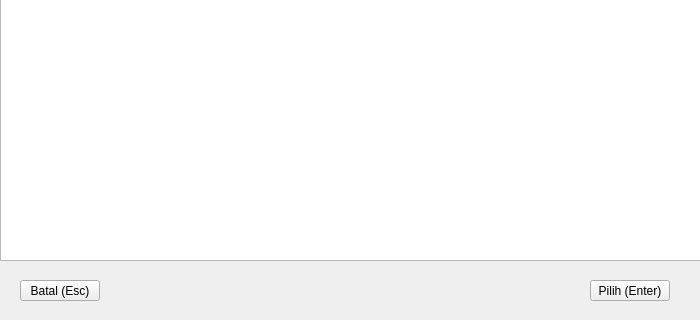
almanalfaruq/alfarpos-desktop, file src/product_dialog.ui: the form before one commit; both pictures show x 0 to 700 and y 180 to 500 of the 700 by 500 pixel window.
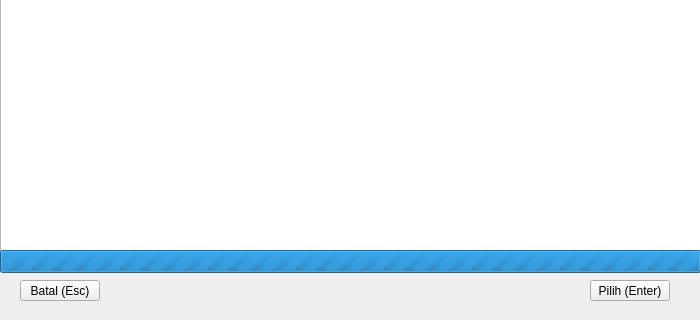
The form after the commit. Custom widgets are drawn as their Qt base class.

```diff
--- a/src/product_dialog.ui
+++ b/src/product_dialog.ui
@@ -19,7 +19,7 @@
      <x>0</x>
      <y>0</y>
      <width>701</width>
-     <height>441</height>
+     <height>431</height>
     </rect>
    </property>
    <property name="editTriggers">
@@ -58,6 +58,25 @@
     <string>Batal (Esc)</string>
    </property>
   </widget>
+  <widget class="QProgressBar" name="pbWait">
+   <property name="geometry">
+    <rect>
+     <x>0</x>
+     <y>430</y>
+     <width>701</width>
+     <height>23</height>
+    </rect>
+   </property>
+   <property name="maximum">
+    <number>0</number>
+   </property>
+   <property name="value">
+    <number>-1</number>
+   </property>
+   <property name="format">
+    <string>Sedang mengambil data...</string>
+   </property>
+  </widget>
  </widget>
  <customwidgets>
   <customwidget>
```
Left out of the diff: 6 changed lines with no effect on the pictures.
